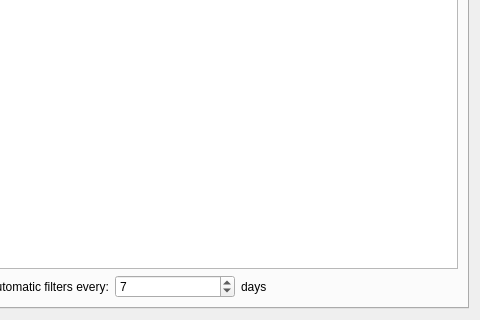
The window that src/adblock/settings_adblock.ui (KDE/rekonq) describes before a commit, drawn with Qt 5; both pictures show x 121 to 601 and y 187 to 507 of the 601 by 507 pixel window.
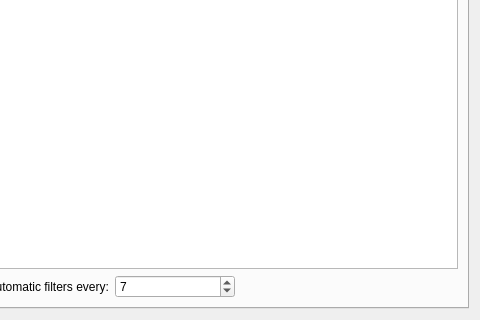
The same window after the commit. Custom widgets are drawn as their Qt base class.

```diff
--- a/src/adblock/settings_adblock.ui
+++ b/src/adblock/settings_adblock.ui
@@ -66,13 +66,6 @@
            </property>
           </widget>
          </item>
-         <item>
-          <widget class="QLabel" name="label_2">
-           <property name="text">
-            <string>days</string>
-           </property>
-          </widget>
-         </item>
          <item>
           <spacer name="horizontalSpacer">
            <property name="orientation">
```
